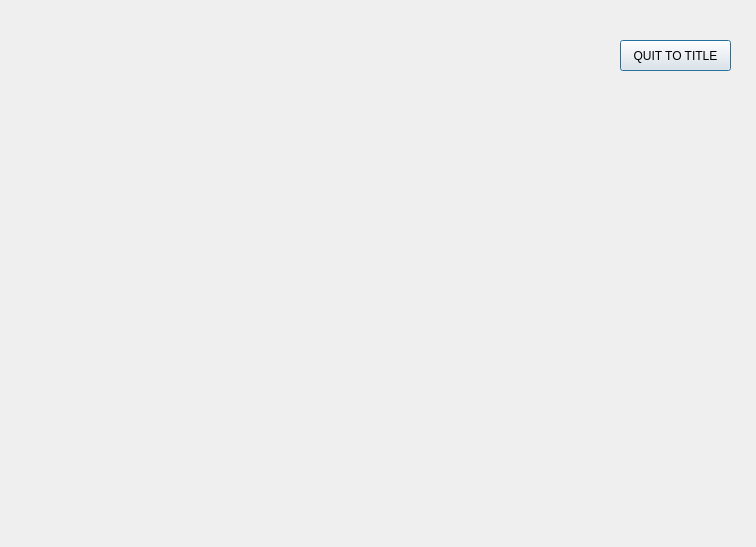
The window that Guess_a_number/choose_range.ui (AdrianSuliga/Simple_Games) describes before a commit, drawn with Qt 5.
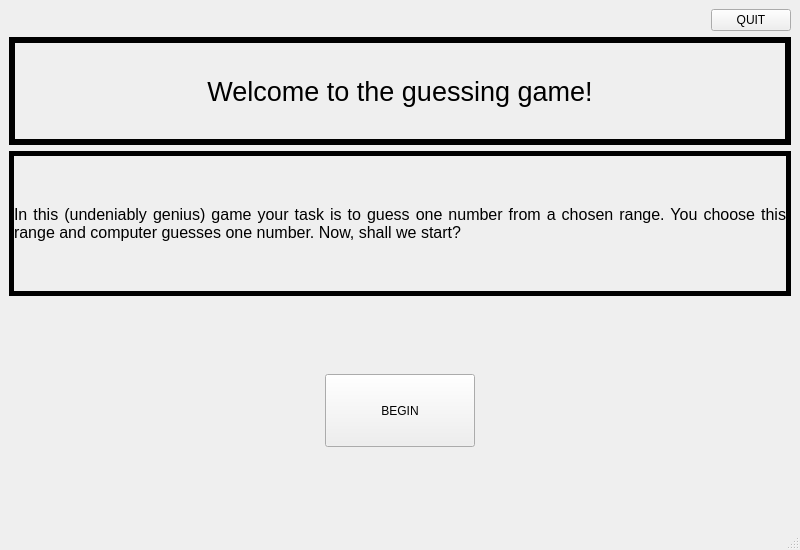
The same window after the commit.

What changed in the file:
```diff
--- a/Guess_a_number/choose_range.ui
+++ b/Guess_a_number/choose_range.ui
@@ -1,31 +1,202 @@
 <?xml version="1.0" encoding="UTF-8"?>
 <ui version="4.0">
- <class>Choose_Range</class>
- <widget class="QDialog" name="Choose_Range">
+ <class>TitleScreen</class>
+ <widget class="QMainWindow" name="TitleScreen">
   <property name="geometry">
    <rect>
     <x>0</x>
     <y>0</y>
-    <width>756</width>
-    <height>547</height>
+    <width>800</width>
+    <height>550</height>
    </rect>
   </property>
+  <property name="minimumSize">
+   <size>
+    <width>390</width>
+    <height>350</height>
+   </size>
+  </property>
   <property name="windowTitle">
    <string>Dialog</string>
   </property>
-  <widget class="QPushButton" name="pushButton">
+  <widget class="QWidget" name="centralwidget">
+   <layout class="QVBoxLayout" name="verticalLayout" stretch="1,10">
+    <item>
+     <layout class="QHBoxLayout" name="horizontalLayout">
+      <item>
+       <spacer name="horizontalSpacer">
+        <property name="orientation">
+         <enum>Qt::Horizontal</enum>
+        </property>
+        <property name="sizeHint" stdset="0">
+         <size>
+          <width>40</width>
+          <height>20</height>
+         </size>
+        </property>
+       </spacer>
+      </item>
+      <item>
+       <widget class="QPushButton" name="QuitButton">
+        <property name="text">
+         <string>QUIT</string>
+        </property>
+       </widget>
+      </item>
+     </layout>
+    </item>
+    <item>
+     <layout class="QVBoxLayout" name="verticalLayout_2" stretch="3,4,2,2,2">
+      <item>
+       <widget class="QLabel" name="TitleLabel">
+        <property name="font">
+         <font>
+          <pointsize>20</pointsize>
+         </font>
+        </property>
+        <property name="frameShape">
+         <enum>QFrame::Panel</enum>
+        </property>
+        <property name="lineWidth">
+         <number>6</number>
+        </property>
+        <property name="text">
+         <string>Welcome to the guessing game!</string>
+        </property>
+        <property name="alignment">
+         <set>Qt::AlignCenter</set>
+        </property>
+        <property name="wordWrap">
+         <bool>true</bool>
+        </property>
+        <property name="margin">
+         <number>10</number>
+        </property>
+       </widget>
+      </item>
+      <item>
+       <widget class="QLabel" name="InforLabel">
+        <property name="font">
+         <font>
+          <pointsize>12</pointsize>
+         </font>
+        </property>
+        <property name="frameShape">
+         <enum>QFrame::Panel</enum>
+        </property>
+        <property name="lineWidth">
+         <number>5</number>
+        </property>
+        <property name="text">
+         <string>In this (undeniably genius) game your task is to guess one number from a chosen range. You choose this range and computer guesses one number. Now, shall we start? </string>
+        </property>
+        <property name="alignment">
+         <set>Qt::AlignJustify|Qt::AlignVCenter</set>
+        </property>
+        <property name="wordWrap">
+         <bool>true</bool>
+        </property>
+        <property name="margin">
+         <number>10</number>
+        </property>
+       </widget>
+      </item>
+      <item>
+       <spacer name="verticalSpacer">
+        <property name="orientation">
+         <enum>Qt::Vertical</enum>
+        </property>
+        <property name="sizeHint" stdset="0">
+         <size>
+          <width>20</width>
+          <height>40</height>
+         </size>
+        </property>
+       </spacer>
+      </item>
+      <item>
+       <layout class="QHBoxLayout" name="horizontalLayout_2" stretch="3,1,3">
+        <item>
+         <spacer name="horizontalSpacer_2">
+          <property name="orientation">
+           <enum>Qt::Horizontal</enum>
+          </property>
+          <property name="sizeHint" stdset="0">
+           <size>
+            <width>40</width>
+            <height>20</height>
+           </size>
+          </property>
+         </spacer>
+        </item>
+        <item>
+         <widget class="QPushButton" name="BeginGameButton">
+          <property name="sizePolicy">
+           <sizepolicy hsizetype="Preferred" vsizetype="Preferred">
+            <horstretch>0</horstretch>
+            <verstretch>0</verstretch>
+           </sizepolicy>
+          </property>
+          <property name="minimumSize">
+           <size>
+            <width>150</width>
+            <height>45</height>
+           </size>
+          </property>
+          <property name="maximumSize">
+           <size>
+            <width>300</width>
+            <height>90</height>
+           </size>
+          </property>
+          <property name="text">
+           <string>BEGIN</string>
+          </property>
+         </widget>
+        </item>
+        <item>
+         <spacer name="horizontalSpacer_3">
+          <property name="orientation">
+           <enum>Qt::Horizontal</enum>
+          </property>
+          <property name="sizeHint" stdset="0">
+           <size>
+            <width>40</width>
+            <height>20</height>
+           </size>
+          </property>
+         </spacer>
+        </item>
+       </layout>
+      </item>
+      <item>
+       <spacer name="verticalSpacer_2">
+        <property name="orientation">
+         <enum>Qt::Vertical</enum>
+        </property>
+        <property name="sizeHint" stdset="0">
+         <size>
+          <width>20</width>
+          <height>40</height>
+         </size>
+        </property>
+       </spacer>
+      </item>
+     </layout>
+    </item>
+   </layout>
+  </widget>
+  <widget class="QMenuBar" name="menubar">
    <property name="geometry">
     <rect>
-     <x>620</x>
-     <y>40</y>
-     <width>111</width>
-     <height>31</height>
+     <x>0</x>
+     <y>0</y>
+     <width>800</width>
+     <height>25</height>
     </rect>
    </property>
-   <property name="text">
-    <string>QUIT TO TITLE</string>
-   </property>
   </widget>
+  <widget class="QStatusBar" name="statusbar"/>
  </widget>
  <resources/>
  <connections/>
```
Left out of the diff: 2 changed lines with no effect on the pictures.
